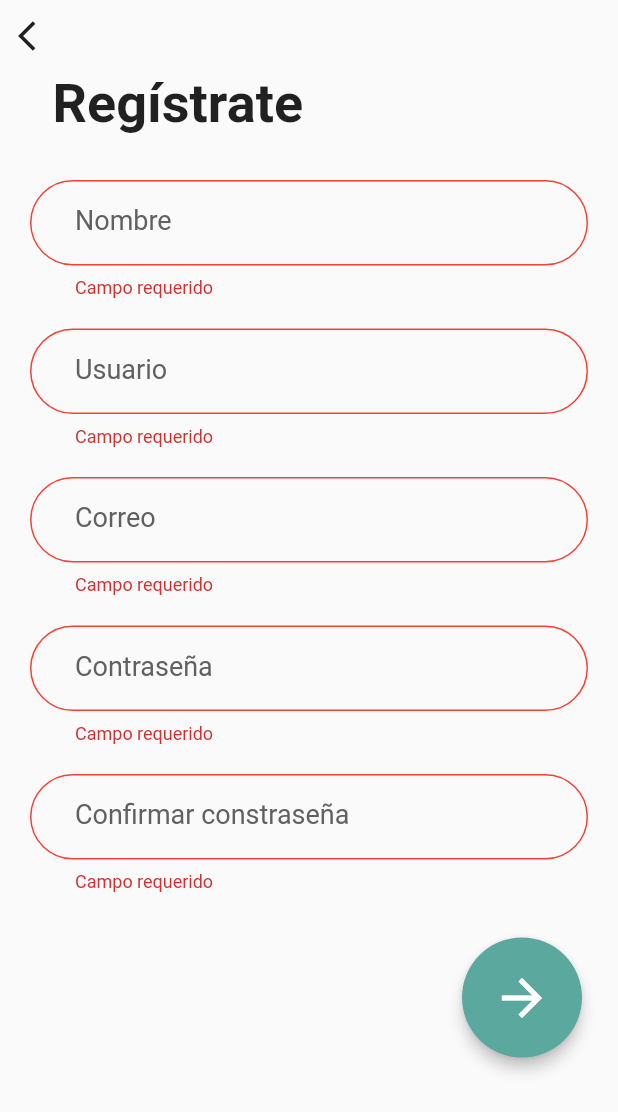
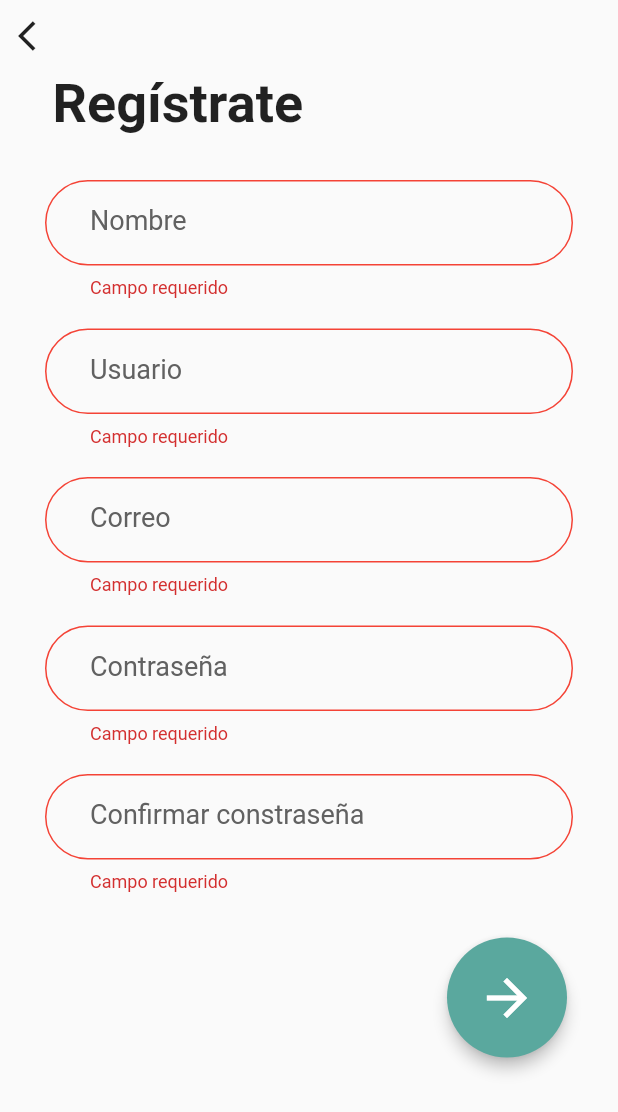
Before and after one commit to alxchoy/vet, a Flutter app: the RegisterScreen screen opened by its route, after a tap on the "arrow forward" icon, on a phone screen of 412 x 824 dp. Shown: the top 1112 px of the screen. Run offline on Flutter 3.47's test engine with Material 2 defaults, Android fonts, the phone set to English and light mode, and no system bars; our stand-ins replace shared_preferences; accounts and stored records are empty.

Commit message:
add stack to register screen

```diff
--- a/lib/src/screens/register.dart
+++ b/lib/src/screens/register.dart
@@ -33,10 +33,16 @@ class _RegisterScreenState extends State<RegisterScreen> {
     return Scaffold(
       body: SafeArea(
         child: SingleChildScrollView(
-          child: Column(
+          child: Stack(
             children: <Widget>[
-              _header(),
-              RegisterForm()
+              Positioned(
+                child: Column(
+                  children: <Widget>[
+                    _header(),
+                    RegisterForm()
+                  ]
+                )
+              )
             ]
           )
         )
@@ -92,15 +98,7 @@ class _RegisterFormState extends State<RegisterForm> {
               child: Icon(Icons.arrow_forward, color: Colors.white, size: 40.0,),
               elevation: 4.0,
               fillColor: Color.fromRGBO(90, 168, 158, 1.0),
-              onPressed: () {
-                if (_formKey.currentState.validate()) {
-                  _formKey.currentState.save();
-                } else {
-                  setState(() {
-                    _autovalidate = true;
-                  });
-                }
-              },
+              onPressed: _saveForm,
               padding: EdgeInsets.all(20.0),
               shape: CircleBorder(),
             )
@@ -108,7 +106,7 @@ class _RegisterFormState extends State<RegisterForm> {
           crossAxisAlignment: CrossAxisAlignment.end
         ),
         margin: EdgeInsets.symmetric(horizontal: 0.0, vertical: 30.0),
-        padding: EdgeInsets.symmetric(horizontal: 20.0, vertical: 0.0)
+        padding: EdgeInsets.symmetric(horizontal: 30.0, vertical: 0.0)
       )
     );
   }
```
